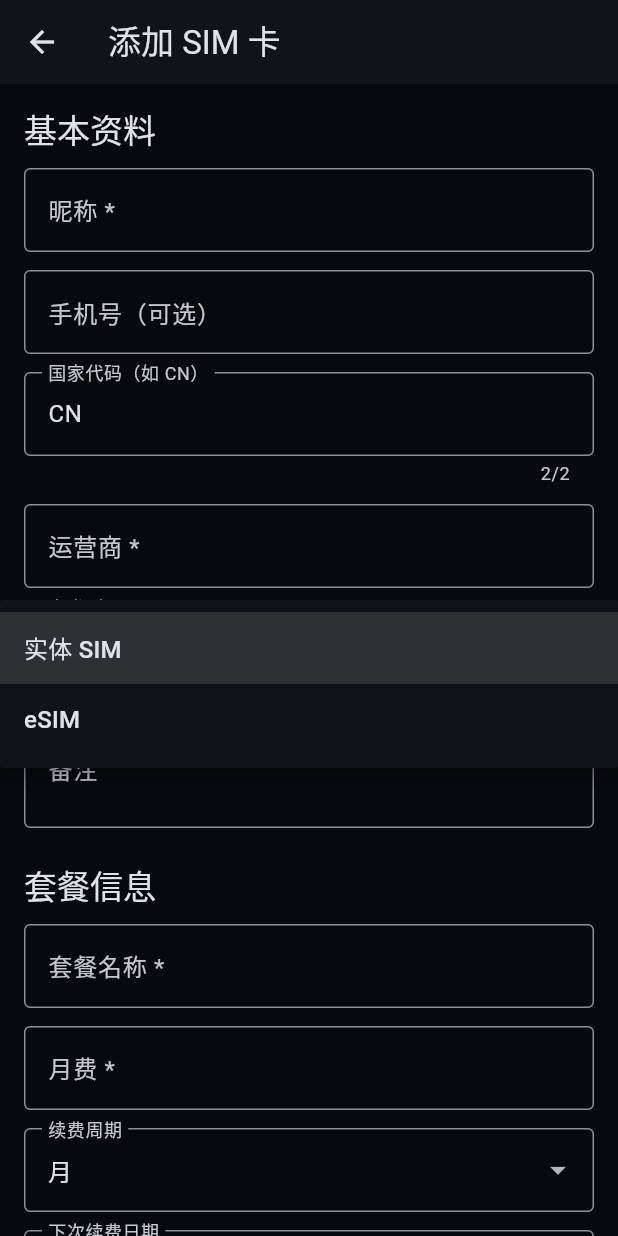
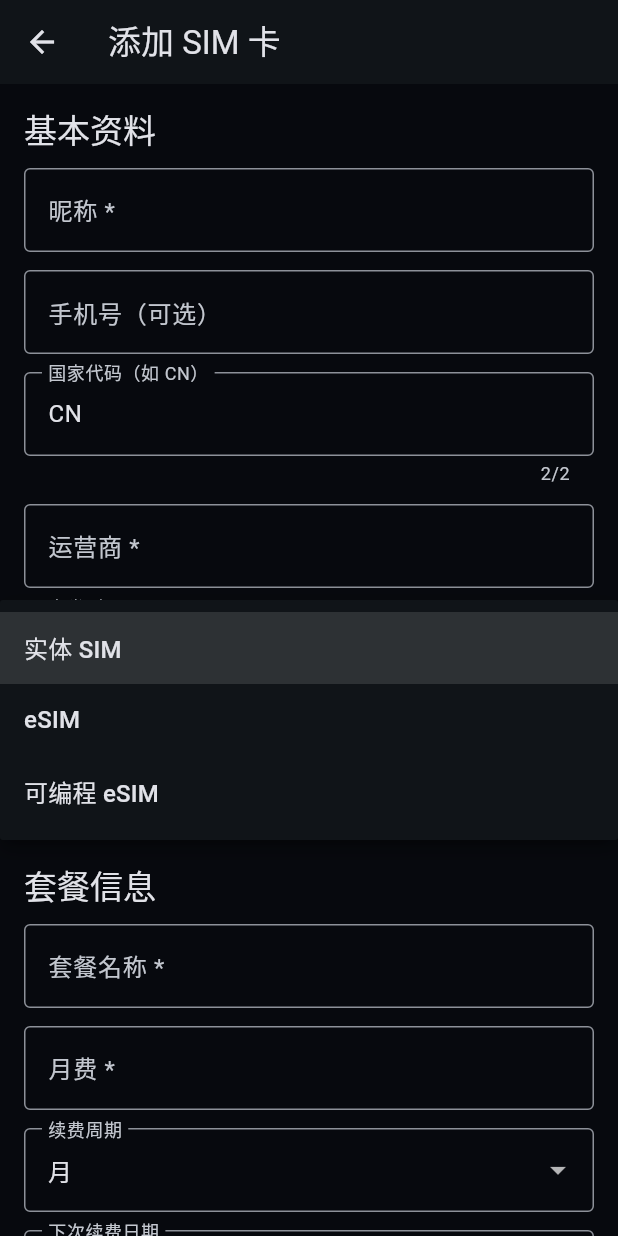
Before and after one commit to LiuDuobee/sim-manager, a Flutter app: the SimFormPage screen opened directly, after a tap on "实体 SIM", on a phone screen of 412 x 824 dp. Run offline on Flutter 3.47's test engine with Material 3 defaults, Android fonts, the phone set to English and light mode, and no system bars; our stand-ins replace shared_preferences; accounts and stored records are empty.

Commit message:
Expand Flutter route B schema and atlas UI
Co-authored-by: Copilot App <223556219+Copilot@users.noreply.github.com>

```diff
--- a/lib/main.dart
+++ b/lib/main.dart
@@ -35,9 +35,13 @@ class SimManagerApp extends StatelessWidget {
   }
 }
 
-enum SimType { physical, esim }
+enum SimType { physical, esim, programmable }
 
 enum SimStatus { normal, renewing, expired }
+
+enum LocationType { device, smartCard, binder }
+
+enum BillingCycle { monthly, yearly, payGo }
 
 class SimCard {
   const SimCard({
@@ -52,6 +56,26 @@ class SimCard {
     required this.expiryDate,
     this.phoneNumber = '',
     this.countryCode = 'CN',
+    this.themeColor = 'ocean',
+    this.locationType = LocationType.device,
+    this.hostName = '',
+    this.slotDetail = '',
+    this.isActive = false,
+    this.balance = 0,
+    this.currency = 'CNY',
+    this.billingCycle = BillingCycle.monthly,
+    this.cycleCost = 0,
+    this.cnyMonthlyEstimate = 0,
+    this.keepAliveCycleDays = 180,
+    this.keepAliveAction = '',
+    this.lastKeepAliveDate,
+    this.nextDeadlineDate,
+    this.keepAliveLog = const [],
+    this.iccid = '',
+    this.pin1 = '',
+    this.puk1 = '',
+    this.esimLpaCode = '',
+    this.boundServices = const [],
     this.notes = '',
   });
 
@@ -59,6 +83,26 @@ class SimCard {
   final String nickname;
   final String phoneNumber;
   final String countryCode;
+  final String themeColor;
+  final LocationType locationType;
+  final String hostName;
+  final String slotDetail;
+  final bool isActive;
+  final double balance;
+  final String currency;
+  final BillingCycle billingCycle;
+  final double cycleCost;
+  final double cnyMonthlyEstimate;
+  final int keepAliveCycleDays;
+  final String keepAliveAction;
+  final DateTime? lastKeepAliveDate;
+  final DateTime? nextDeadlineDate;
+  final List<String> keepAliveLog;
+  final String iccid;
+  final String pin1;
+  final String puk1;
+  final String esimLpaCode;
+  final List<String> boundServices;
   final String operatorName;
   final SimType type;
   final String notes;
@@ -70,8 +114,11 @@ class SimCard {
 
   SimStatus get status {
     final now = DateTime.now();
-    if (expiryDate.isBefore(now)) return SimStatus.expired;
-    if (nextRenewalDate.difference(now).inDays <= 7) {
+    final deadline = nextDeadlineDate ?? nextRenewalDate;
+    if (expiryDate.isBefore(now) || deadline.isBefore(now)) {
+      return SimStatus.expired;
+    }
+    if (deadline.difference(now).inDays <= 7) {
       return SimStatus.renewing;
     }
     return SimStatus.normal;
@@ -82,6 +129,26 @@ class SimCard {
         'nickname': nickname,
         'phoneNumber': phoneNumber,
         'countryCode': countryCode,
+        'themeColor': themeColor,
+        'locationType': locationType.name,
+        'hostName': hostName,
+        'slotDetail': slotDetail,
+        'isActive': isActive,
+        'balance': balance,
+        'currency': currency,
+        'billingCycle': billingCycle.name,
+        'cycleCost': cycleCost,
+        'cnyMonthlyEstimate': cnyMonthlyEstimate,
+        'keepAliveCycleDays': keepAliveCycleDays,
+        'keepAliveAction': keepAliveAction,
+        'lastKeepAliveDate': lastKeepAliveDate?.toIso8601String(),
+        'nextDeadlineDate': nextDeadlineDate?.toIso8601String(),
+        'keepAliveLog': keepAliveLog,
+        'iccid': iccid,
+        'pin1': pin1,
+        'puk1': puk1,
+        'esimLpaCode': esimLpaCode,
+        'boundServices': boundServices,
         'operatorName': operatorName,
         'type': type.name,
         'notes': notes,
@@ -97,6 +164,33 @@ class SimCard {
         nickname: json['nickname'] as String,
         phoneNumber: json['phoneNumber'] as String? ?? '',
         countryCode: (json['countryCode'] as String? ?? 'CN').toUpperCase(),
+        themeColor: json['themeColor'] as String? ?? 'ocean',
+        locationType: _locationType(json['locationType']),
+        hostName: json['hostName'] as String? ?? '',
+        slotDetail: json['slotDetail'] as String? ?? '',
+        isActive: json['isActive'] as bool? ?? false,
+        balance: (json['balance'] as num?)?.toDouble() ?? 0,
+        currency: json['currency'] as String? ?? 'CNY',
+        billingCycle: _billingCycle(json['billingCycle']),
+        cycleCost: (json['cycleCost'] as num?)?.toDouble() ??
+            (json['monthlyFee'] as num?)?.toDouble() ??
+            0,
+        cnyMonthlyEstimate:
+            (json['cnyMonthlyEstimate'] as num?)?.toDouble() ?? 0,
+        keepAliveCycleDays: json['keepAliveCycleDays'] as int? ?? 180,
+        keepAliveAction: json['keepAliveAction'] as String? ?? '',
+        lastKeepAliveDate: _dateTime(json['lastKeepAliveDate']),
+        nextDeadlineDate: _dateTime(json['nextDeadlineDate']),
+        keepAliveLog:
+            (json['keepAliveLog'] as List?)?.whereType<String>().toList() ??
+                const [],
+        iccid: json['iccid'] as String? ?? '',
+        pin1: json['pin1'] as String? ?? '',
+        puk1: json['puk1'] as String? ?? '',
+        esimLpaCode: json['esimLpaCode'] as String? ?? '',
+        boundServices:
+            (json['boundServices'] as List?)?.whereType<String>().toList() ??
+                const [],
         operatorName: json['operatorName'] as String,
         type: SimType.values.byName(json['type'] as String),
         notes: json['notes'] as String? ?? '',
@@ -107,6 +201,19 @@ class SimCard {
         expiryDate: DateTime.parse(json['expiryDate'] as String),
       );
 }
+
+LocationType _locationType(Object? value) => LocationType.values.firstWhere(
+      (item) => item.name == value,
+      orElse: () => LocationType.device,
+    );
+
+BillingCycle _billingCycle(Object? value) => BillingCycle.values.firstWhere(
+      (item) => item.name == value,
+      orElse: () => BillingCycle.monthly,
+    );
+
+DateTime? _dateTime(Object? value) =>
+    value is String && value.isNotEmpty ? DateTime.tryParse(value) : null;
 
 class SimStorage {
   static const _key = 'sim_cards';
@@ -427,8 +534,11 @@ class _SimCardTile extends StatelessWidget {
                     Text(card.nickname,
                         style: const TextStyle(
                             fontSize: 17, fontWeight: FontWeight.bold)),
-                    Text(
-                        '${card.operatorName} · ${card.type == SimType.esim ? 'eSIM' : '实体 SIM'}'),
+                    Text('${card.operatorName} · ${switch (card.type) {
+                      SimType.physical => '实体 SIM',
+                      SimType.esim => 'eSIM',
+                      SimType.programmable => '可编程 eSIM',
+                    }}'),
                   ])),
               PopupMenuButton<String>(
                 onSelected: (value) => value == 'edit' ? onEdit() : onDelete(),
@@ -605,6 +715,8 @@ class _SimFormPageState extends State<SimFormPage> {
                   DropdownMenuItem(
                       value: SimType.physical, child: Text('实体 SIM')),
                   DropdownMenuItem(value: SimType.esim, child: Text('eSIM')),
+                  DropdownMenuItem(
+                      value: SimType.programmable, child: Text('可编程 eSIM')),
                 ],
                 onChanged: (value) => setState(() => _type = value!),
               ),
```
